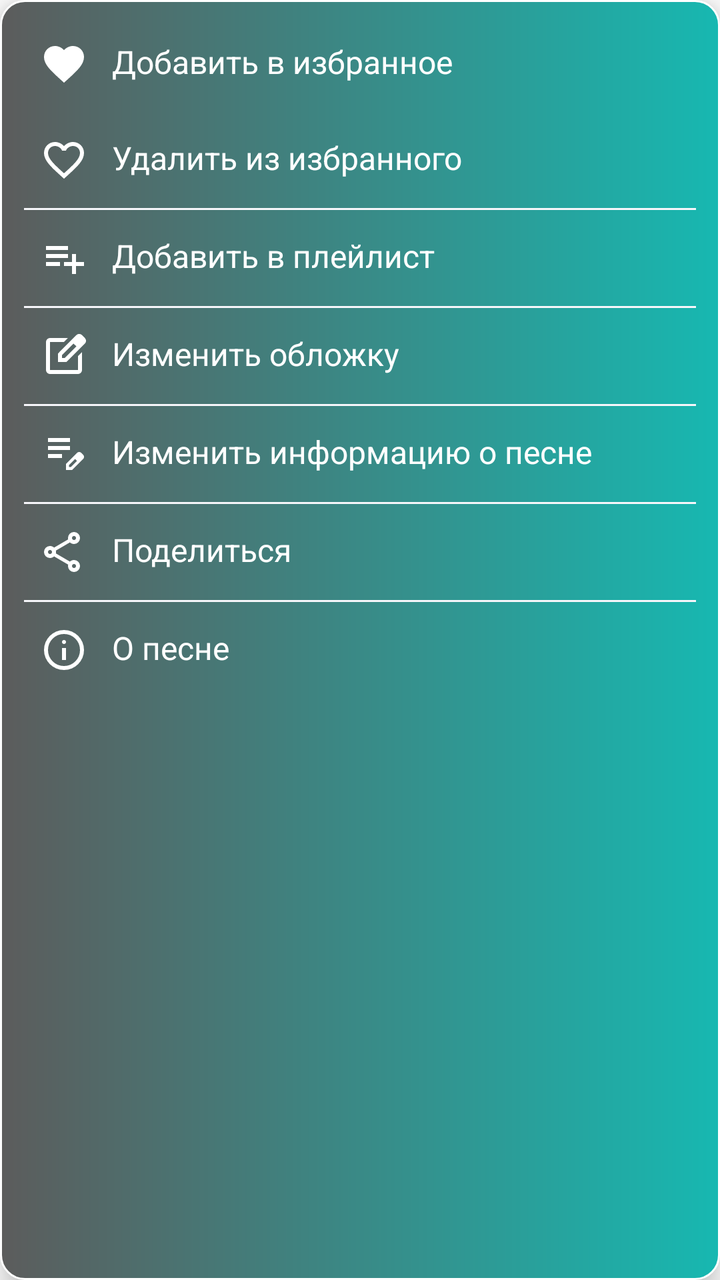
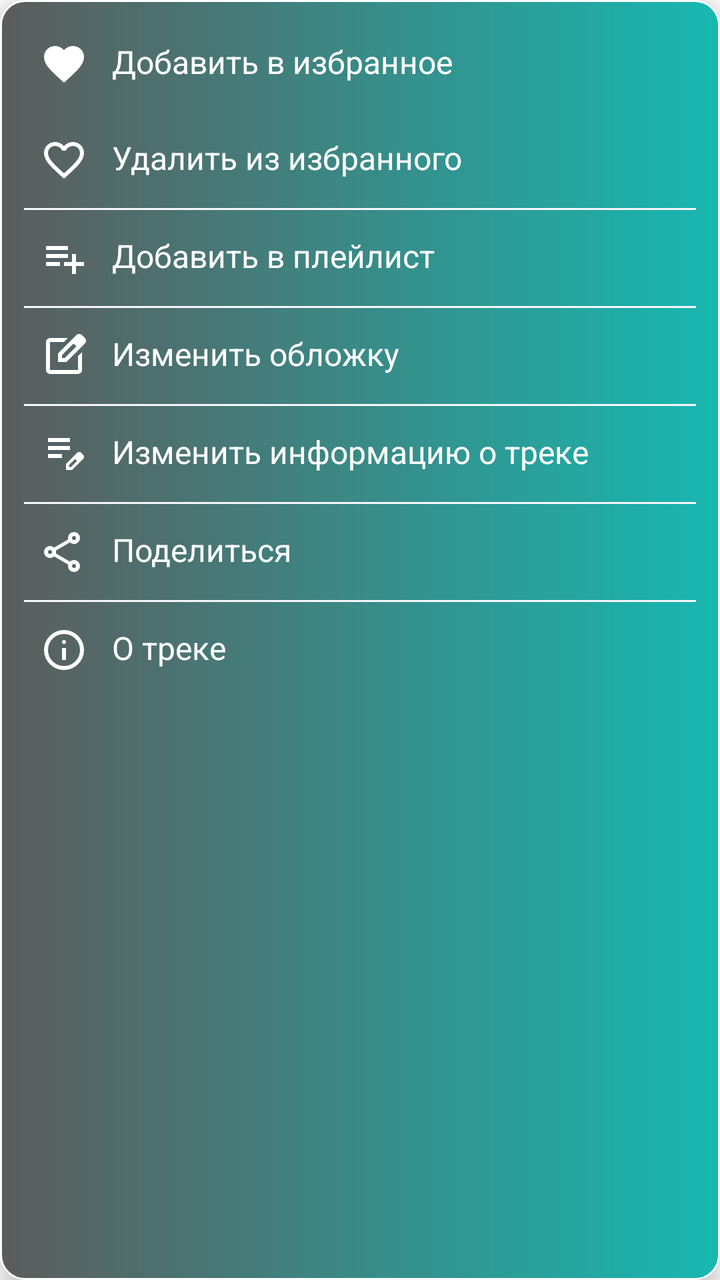

The first picture is an Android layout as it rendered before a commit; the second is the same layout after the commit. The layout source and the unified diff follow.
<!-- AndroidManifest.xml: application theme Theme.MuzPleer -->
<!-- res/layout/popup_song_menu.xml -->
<?xml version="1.0" encoding="utf-8"?>
<LinearLayout xmlns:android="http://schemas.android.com/apk/res/android"
    android:layout_width="wrap_content"
    android:layout_height="wrap_content"
    xmlns:app="http://schemas.android.com/apk/res-auto"
    android:orientation="vertical"
    android:paddingVertical="8dp"
    android:background="@drawable/popup_menu_bg"
    android:elevation="8dp">

    <TextView
        android:id="@+id/itemAddToFavorites"
        style="@style/PopupMenuItem"
        android:text="Добавить в избранное"
        android:drawablePadding="12dp"
        app:drawableStartCompat="@drawable/baseline_favorite_24"
        app:drawableTint="@color/white"/>

    <TextView
        android:id="@+id/itemRemoveFromFavorites"
        style="@style/PopupMenuItem"
        android:text="Удалить из избранного"
        android:drawablePadding="12dp"
        app:drawableStartCompat="@drawable/baseline_favorite_border_24"
        app:drawableTint="@color/white"/>

    <View style="@style/PopupMenuDivider" />

    <TextView
        android:id="@+id/itemAddToPlaylist"
        style="@style/PopupMenuItem"
        android:text="Добавить в плейлист"
        android:drawablePadding="12dp"
        app:drawableStartCompat="@drawable/outline_playlist_add_24"
        app:drawableTint="@color/white"/>

    <View style="@style/PopupMenuDivider" />

    <TextView
        android:id="@+id/itemChangeCover"
        style="@style/PopupMenuItem"
        android:text="Изменить обложку"
        android:drawablePadding="12dp"
        app:drawableStartCompat="@drawable/outline_edit_square_24"
        app:drawableTint="@color/white"/>

    <View style="@style/PopupMenuDivider" />

    <TextView
        android:id="@+id/itemEditSongInfo"
        style="@style/PopupMenuItem"
        android:text="Изменить информацию о песне"
        android:drawablePadding="12dp"
        app:drawableStartCompat="@drawable/outline_edit_note_24"
        app:drawableTint="@color/white"/>

    <View style="@style/PopupMenuDivider" />

    <TextView
        android:id="@+id/itemSend"
        style="@style/PopupMenuItem"
        android:text="Поделиться"
        android:drawablePadding="12dp"
        app:drawableStartCompat="@drawable/outline_share_24"
        app:drawableTint="@color/white"/>

    <View style="@style/PopupMenuDivider" />

    <TextView
        android:id="@+id/itemSongInfo"
        style="@style/PopupMenuItem"
        android:text="О песне"
        android:drawablePadding="12dp"
        app:drawableStartCompat="@drawable/outline_info_24"
        app:drawableTint="@color/white"/>

</LinearLayout>
<!-- resources referenced by this layout -->
<resources>
  <color name="white">#FFFFFFFF</color>
  <!-- drawable baseline_favorite_24 (drawable) -->
  <vector xmlns:android="http://schemas.android.com/apk/res/android" android:height="24dp" android:tint="#FFFFFF" android:viewportHeight="24" android:viewportWidth="24" android:width="24dp">
        
      <path android:fillColor="@android:color/white" android:pathData="M12,21.35l-1.45,-1.32C5.4,15.36 2,12.28 2,8.5 2,5.42 4.42,3 7.5,3c1.74,0 3.41,0.81 4.5,2.09C13.09,3.81 14.76,3 16.5,3 19.58,3 22,5.42 22,8.5c0,3.78 -3.4,6.86 -8.55,11.54L12,21.35z"/>
      
  </vector>
  <!-- drawable outline_playlist_add_24 (drawable) -->
  <vector xmlns:android="http://schemas.android.com/apk/res/android" android:height="24dp" android:tint="#FFFFFF" android:viewportHeight="960" android:viewportWidth="960" android:width="24dp">
        
      <path android:fillColor="@android:color/white" android:pathData="M120,640L120,560L400,560L400,640L120,640ZM120,480L120,400L560,400L560,480L120,480ZM120,320L120,240L560,240L560,320L120,320ZM640,800L640,640L480,640L480,560L640,560L640,400L720,400L720,560L880,560L880,640L720,640L720,800L640,800Z"/>
      
  </vector>
  <!-- drawable popup_menu_bg (drawable) -->
  <?xml version="1.0" encoding="utf-8"?>
  <shape xmlns:android="http://schemas.android.com/apk/res/android"
      android:shape="rectangle">
  
      <gradient
          android:angle="180"
          android:startColor="#17B8B1"
          android:endColor="#5C5C5C"
          android:type="linear" />
  
      <corners android:radius="12dp" />
  
      <stroke
          android:width="1dp"
          android:color="@color/white" />
  
  </shape>
  <style name="PopupMenuDivider">
          <item name="android:layout_width">match_parent</item>
          <item name="android:layout_height">1dp</item>
          <item name="android:layout_marginStart">12dp</item>
          <item name="android:layout_marginEnd">12dp</item>
          <item name="android:background">@color/whisper</item>
      </style>
  <style name="PopupMenuItem">
          <item name="android:layout_width">match_parent</item>
          <item name="android:layout_height">wrap_content</item>
  
          <item name="android:paddingStart">20dp</item>
          <item name="android:paddingEnd">20dp</item>
          <item name="android:paddingTop">12dp</item>
          <item name="android:paddingBottom">12dp</item>
  
          <item name="android:textColor">@color/white</item>
          <item name="android:textSize">16sp</item>
          <item name="android:background">?attr/selectableItemBackground</item>
          <item name="android:clickable">true</item>
          <item name="android:focusable">true</item>
      </style>
  <style name="Theme.MuzPleer" parent="Theme.MaterialComponents.DayNight.DarkActionBar">
          
          <item name="colorPrimary">@color/purple_500</item>
          <item name="colorPrimaryVariant">@color/purple_700</item>
          <item name="colorOnPrimary">@color/white</item>
          
          <item name="colorSecondary">@color/teal_200</item>
          <item name="colorSecondaryVariant">@color/teal_700</item>
          <item name="colorOnSecondary">@color/black</item>
          
          <item name="android:statusBarColor">?attr/colorPrimaryVariant</item>
          
      </style>
  <color name="whisper">#F6F6FA</color>
  <color name="purple_500">#FF6200EE</color>
  <color name="purple_700">#FF3700B3</color>
  <color name="teal_200">#FF03DAC5</color>
  <color name="teal_700">#FF018786</color>
  <color name="black">#FF000000</color>
  <!-- unchanged entries left out for length: 5 -->
</resources>

<!-- the commit's change to res/layout/popup_song_menu.xml (unified diff, before → after) -->
@@ -49,7 +49,7 @@
     <TextView
         android:id="@+id/itemEditSongInfo"
         style="@style/PopupMenuItem"
-        android:text="Изменить информацию о песне"
+        android:text="Изменить информацию о треке"
         android:drawablePadding="12dp"
         app:drawableStartCompat="@drawable/outline_edit_note_24"
         app:drawableTint="@color/white"/>
@@ -69,7 +69,7 @@
     <TextView
         android:id="@+id/itemSongInfo"
         style="@style/PopupMenuItem"
-        android:text="О песне"
+        android:text="О треке"
         android:drawablePadding="12dp"
         app:drawableStartCompat="@drawable/outline_info_24"
         app:drawableTint="@color/white"/>
